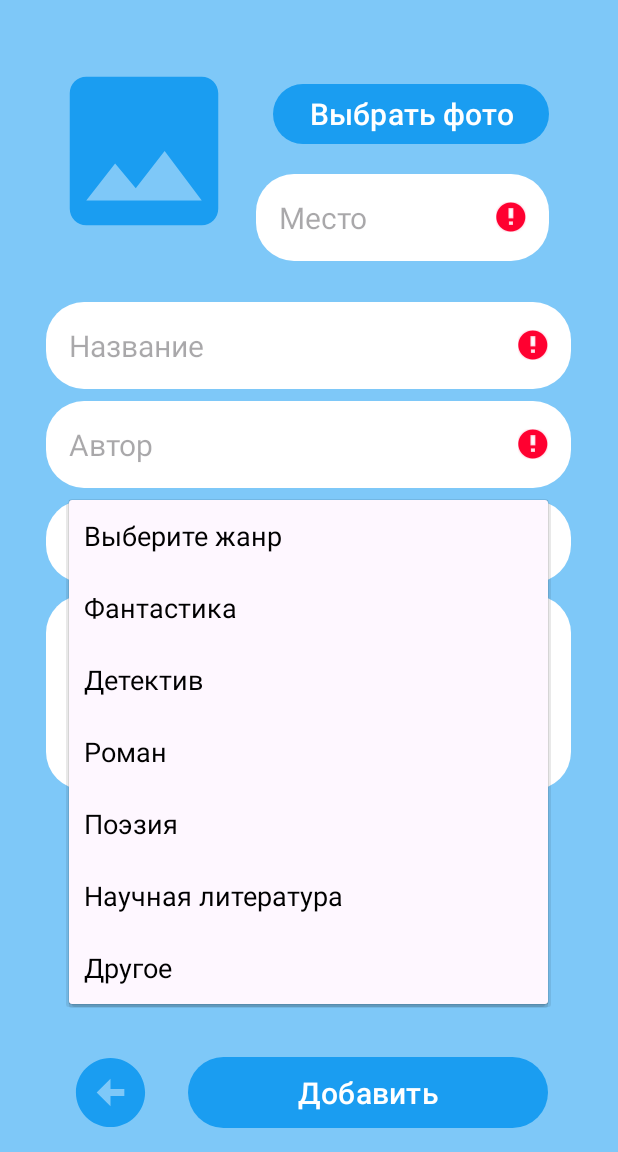
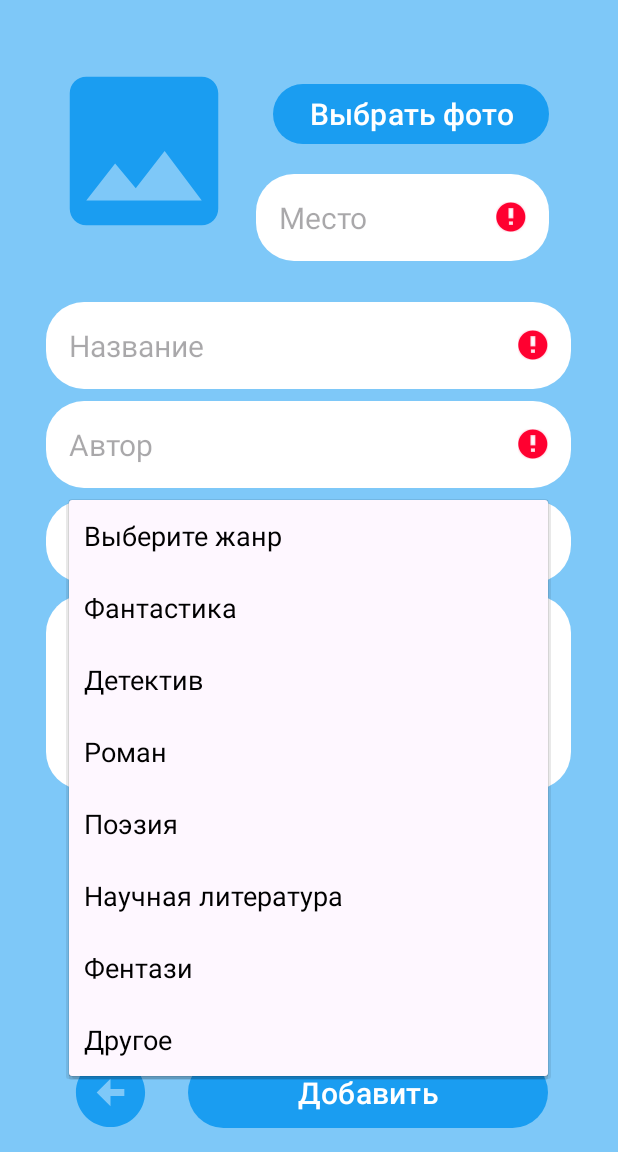
Before and after one commit to T1rn1/AndriodCarSharing, an Android app: the AddFragment screen opened through its navigation route, after a tap on "Выберите жанр", on a phone screen of 412 x 824 dp, the part 84-1236 px from its top. Run offline under Robolectric (Android 15) with nearby library versions, the phone set to English and light mode, and no system bars; our stand-ins replace Firebase (no records; nobody signed in at launch, a user with empty details on screens opened directly), Picasso; 2 other taps on this screen came first.

Commit message:
Добавление жанра "Фентази"

```diff
--- a/app/src/main/res/values/strings.xml
+++ b/app/src/main/res/values/strings.xml
@@ -12,6 +12,7 @@
         <item>Роман</item>
         <item>Поэзия</item>
         <item>Научная литература</item>
+        <item>Фентази</item>
         <item>Другое</item>
         <!-- Добавьте другие жанры по вашему усмотрению -->
     </string-array>
```
